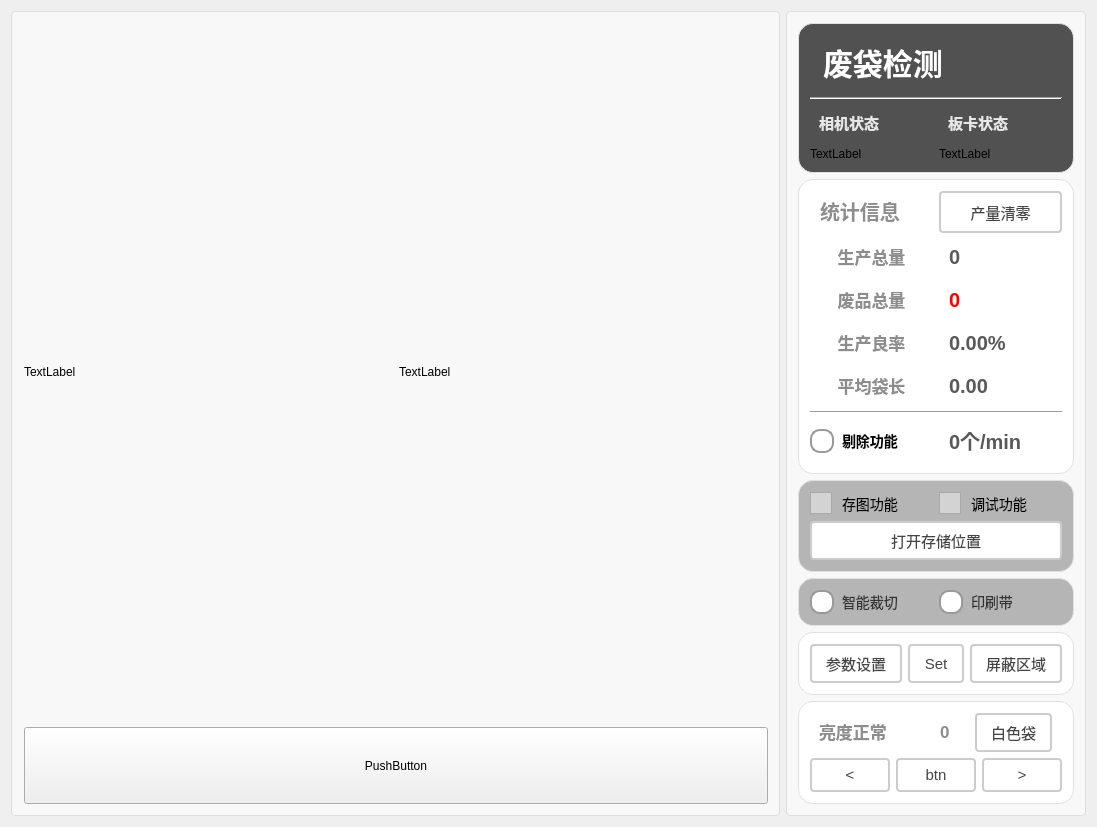
First picture: the form in Project/SmartCroppingOfBags/ui/SmartCroppingOfBags.ui, repository WIND-ROAD-RUN/RW_UL, before the edit.
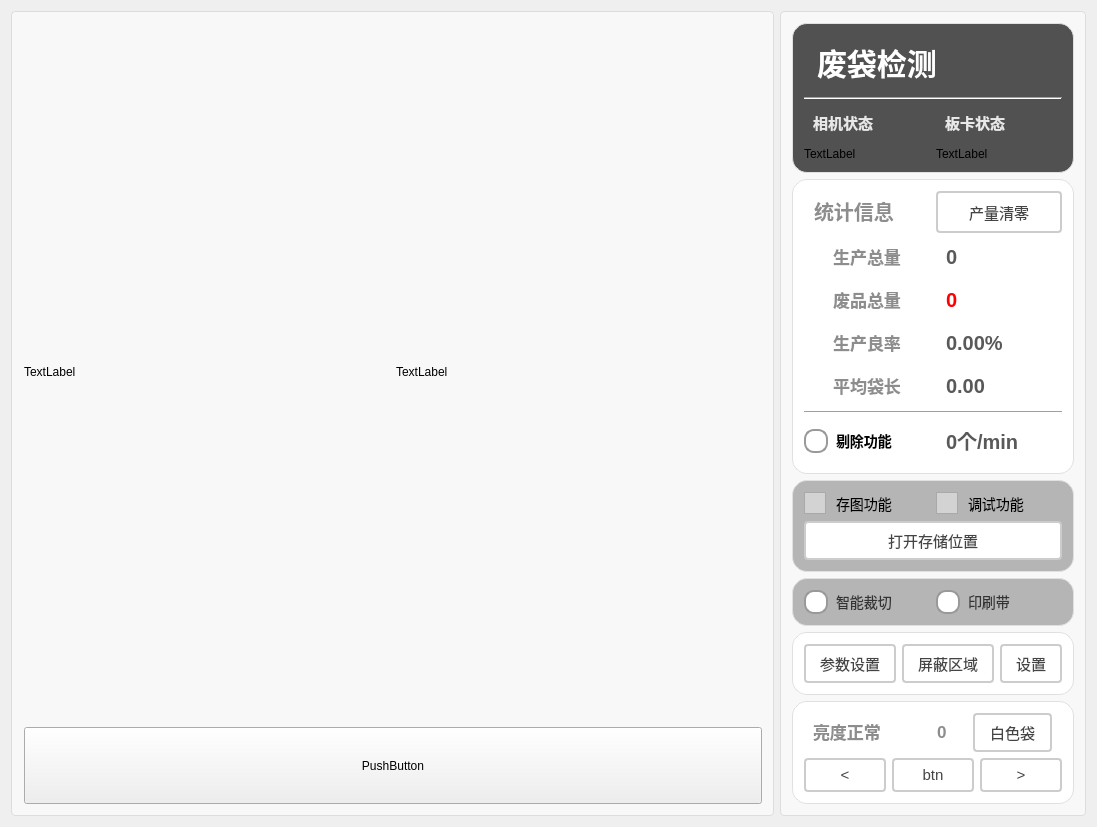
Second picture: the form after the edit. Icons and pictures are not drawn.

Commit message: 修改系统参数界面的UI逻辑

What changed in the file:
```diff
--- a/Project/SmartCroppingOfBags/ui/SmartCroppingOfBags.ui
+++ b/Project/SmartCroppingOfBags/ui/SmartCroppingOfBags.ui
@@ -988,7 +988,7 @@
              </widget>
             </item>
             <item>
-             <widget class="QPushButton" name="btn_setParam">
+             <widget class="QPushButton" name="btn_pingbiquyu">
               <property name="sizePolicy">
                <sizepolicy hsizetype="Minimum" vsizetype="Minimum">
                 <horstretch>0</horstretch>
@@ -1016,12 +1016,12 @@
 }</string>
               </property>
               <property name="text">
-               <string>Set</string>
+               <string>屏蔽区域</string>
               </property>
              </widget>
             </item>
             <item>
-             <widget class="QPushButton" name="btn_pingbiquyu">
+             <widget class="QPushButton" name="btn_setParam">
               <property name="sizePolicy">
                <sizepolicy hsizetype="Minimum" vsizetype="Minimum">
                 <horstretch>0</horstretch>
@@ -1049,7 +1049,7 @@
 }</string>
               </property>
               <property name="text">
-               <string>屏蔽区域</string>
+               <string>设置</string>
               </property>
              </widget>
             </item>
```
The commit also changes 3 other files.
